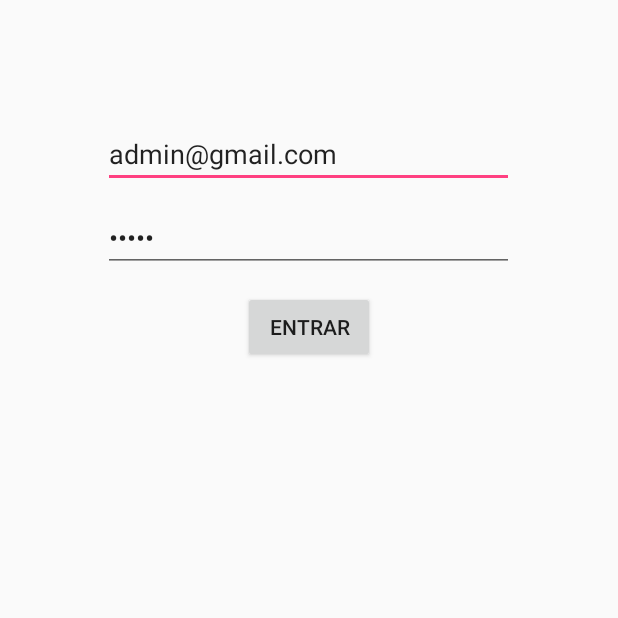
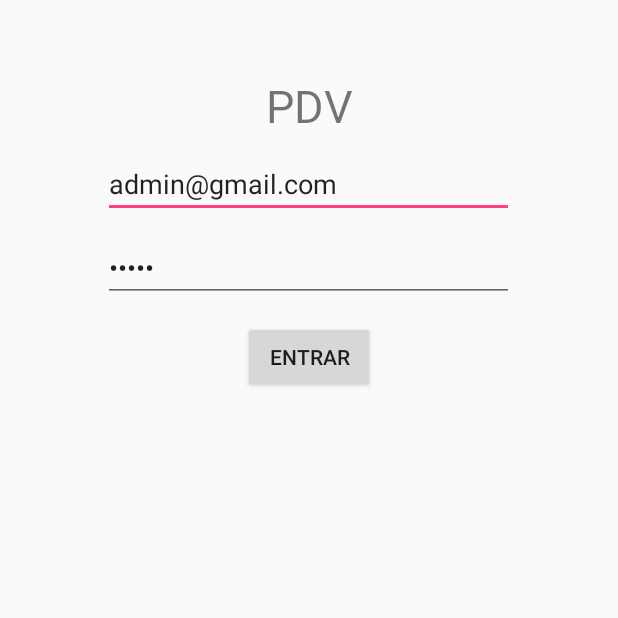
Before and after one commit to santieduardo/PDV-Android, an Android app: the screen it shows after launch (MainActivity), on a phone screen of 412 x 824 dp, the top half of it. Run offline under Robolectric (Android 15) with nearby library versions, the phone set to English and light mode, and no system bars.

Commit message:
Pequeno ajuste na MainActivity

```diff
--- a/app/src/main/res/layout/activity_main.xml
+++ b/app/src/main/res/layout/activity_main.xml
@@ -6,13 +6,21 @@
     android:layout_height="match_parent"
     tools:context=".MainActivity">
 
+    <TextView
+        android:layout_width="match_parent"
+        android:layout_height="wrap_content"
+        android:layout_marginTop="50dp"
+        android:text="PDV"
+        android:textAlignment="center"
+        android:textSize="30dp"/>
+
     <EditText
         android:id="@+id/emailEditTextId"
         android:layout_width="274dp"
         android:layout_height="wrap_content"
         android:layout_alignParentTop="true"
         android:layout_centerHorizontal="true"
-        android:layout_marginTop="80dp"
+        android:layout_marginTop="100dp"
         android:ems="10"
         android:hint="Digite seu email"
         android:inputType="textEmailAddress" />
@@ -23,7 +31,7 @@
         android:layout_height="wrap_content"
         android:layout_alignParentTop="true"
         android:layout_centerHorizontal="true"
-        android:layout_marginTop="136dp"
+        android:layout_marginTop="156dp"
         android:ems="10"
         android:hint="Digite sua senha"
         android:inputType="textPassword" />
@@ -34,7 +42,7 @@
         android:layout_height="wrap_content"
         android:layout_alignParentTop="true"
         android:layout_centerHorizontal="true"
-        android:layout_marginTop="194dp"
+        android:layout_marginTop="214dp"
         android:onClick="loginPressed"
         android:text="Entrar" />
 </RelativeLayout>
```
